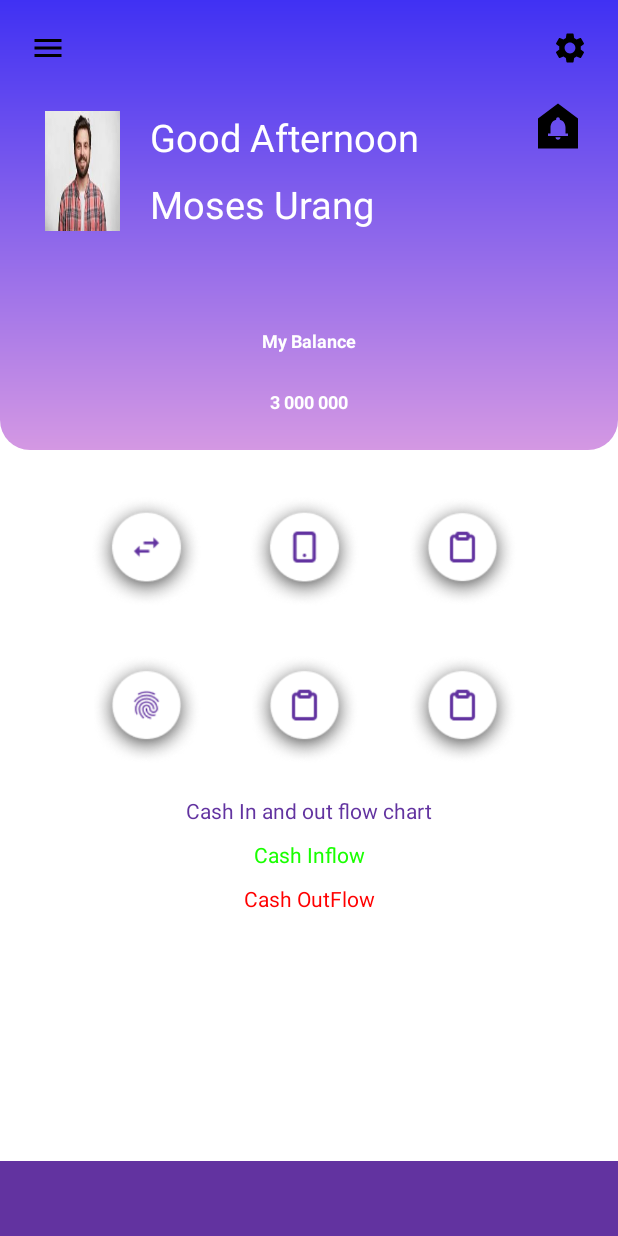
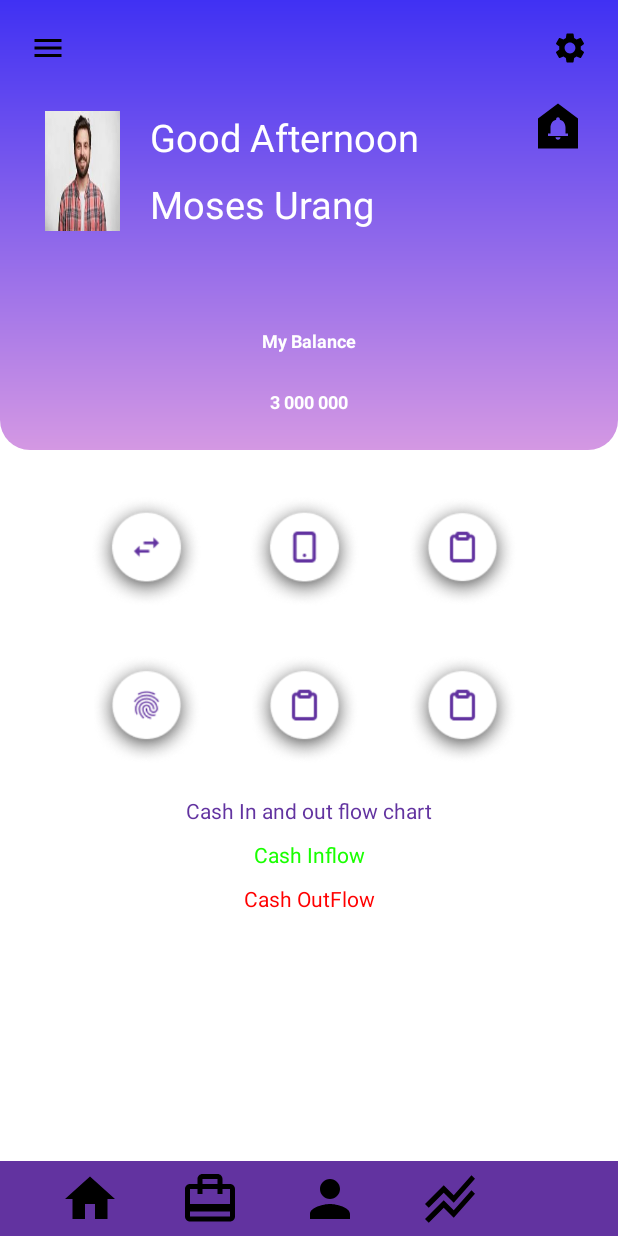
Before and after one commit to GroupITschool/CHSB_project, an Android app: the layout main_activity.xml on its own in the app's theme, with its tools: preview values and no code run, on a phone screen of 412 x 824 dp. Run offline under Robolectric (Android 15) with nearby library versions, the phone set to English and light mode, and no system bars.

```diff
--- /dev/null
+++ b/app/src/main/res/drawable/baseline_card_travel_24.xml
@@ -0,0 +1,5 @@
+<vector android:height="24dp" android:tint="#000000"
+    android:viewportHeight="24" android:viewportWidth="24"
+    android:width="24dp" xmlns:android="http://schemas.android.com/apk/res/android">
+    <path android:fillColor="@android:color/white" android:pathData="M20,6h-3L17,4c0,-1.11 -0.89,-2 -2,-2L9,2c-1.11,0 -2,0.89 -2,2v2L4,6c-1.11,0 -2,0.89 -2,2v11c0,1.11 0.89,2 2,2h16c1.11,0 2,-0.89 2,-2L22,8c0,-1.11 -0.89,-2 -2,-2zM9,4h6v2L9,6L9,4zM20,19L4,19v-2h16v2zM20,14L4,14L4,8h3v2h2L9,8h6v2h2L17,8h3v6z"/>
+</vector>
--- /dev/null
+++ b/app/src/main/res/drawable/baseline_home_24.xml
@@ -0,0 +1,5 @@
+<vector android:height="24dp" android:tint="#000000"
+    android:viewportHeight="24" android:viewportWidth="24"
+    android:width="24dp" xmlns:android="http://schemas.android.com/apk/res/android">
+    <path android:fillColor="@android:color/white" android:pathData="M10,20v-6h4v6h5v-8h3L12,3 2,12h3v8z"/>
+</vector>
--- /dev/null
+++ b/app/src/main/res/drawable/baseline_person_24.xml
@@ -0,0 +1,5 @@
+<vector android:height="24dp" android:tint="#000000"
+    android:viewportHeight="24" android:viewportWidth="24"
+    android:width="24dp" xmlns:android="http://schemas.android.com/apk/res/android">
+    <path android:fillColor="@android:color/white" android:pathData="M12,12c2.21,0 4,-1.79 4,-4s-1.79,-4 -4,-4 -4,1.79 -4,4 1.79,4 4,4zM12,14c-2.67,0 -8,1.34 -8,4v2h16v-2c0,-2.66 -5.33,-4 -8,-4z"/>
+</vector>
--- /dev/null
+++ b/app/src/main/res/drawable/baseline_stacked_line_chart_24.xml
@@ -0,0 +1,5 @@
+<vector android:height="24dp" android:tint="#000000"
+    android:viewportHeight="24" android:viewportWidth="24"
+    android:width="24dp" xmlns:android="http://schemas.android.com/apk/res/android">
+    <path android:fillColor="@android:color/white" android:pathData="M2,19.99l7.5,-7.51l4,4l7.09,-7.97L22,9.92l-8.5,9.56l-4,-4l-6,6.01L2,19.99zM3.5,15.49l6,-6.01l4,4L22,3.92l-1.41,-1.41l-7.09,7.97l-4,-4L2,13.99L3.5,15.49z"/>
+</vector>
--- a/app/src/main/res/layout/main_activity.xml
+++ b/app/src/main/res/layout/main_activity.xml
@@ -198,7 +198,7 @@
         app:layout_constraintStart_toStartOf="parent"
         app:layout_constraintTop_toBottomOf="@+id/textView6" />
 
-    <LinearLayout
+    <androidx.constraintlayout.widget.ConstraintLayout
         android:layout_width="match_parent"
         android:layout_height="50dp"
         android:background="#6233A0"
@@ -206,8 +206,46 @@
         app:layout_constraintEnd_toEndOf="parent"
         app:layout_constraintStart_toStartOf="parent" >
 
+        <ImageView
+            android:id="@+id/imageView5"
+            android:layout_width="40dp"
+            android:layout_height="40dp"
+            android:layout_marginLeft="40dp"
+            android:background="@drawable/baseline_home_24"
+            app:layout_constraintBottom_toBottomOf="parent"
+            app:layout_constraintStart_toStartOf="parent"
+            app:layout_constraintTop_toTopOf="parent" />
 
-    </LinearLayout>
+        <ImageView
+            android:id="@+id/imageView6"
+            android:layout_width="40dp"
+            android:layout_height="40dp"
+            android:layout_marginLeft="40dp"
+            android:background="@drawable/baseline_card_travel_24"
+            app:layout_constraintBottom_toBottomOf="parent"
+            app:layout_constraintStart_toEndOf="@+id/imageView5"
+            app:layout_constraintTop_toTopOf="parent" />
+
+        <ImageView
+            android:layout_width="40dp"
+            android:layout_height="40dp"
+            android:layout_marginLeft="40dp"
+            android:src="@drawable/baseline_stacked_line_chart_24"
+            app:layout_constraintBottom_toBottomOf="parent"
+            app:layout_constraintStart_toEndOf="@+id/imageView7"
+            app:layout_constraintTop_toTopOf="parent" />
+
+        <ImageView
+            android:id="@+id/imageView7"
+            android:layout_width="40dp"
+            android:layout_height="40dp"
+            android:layout_marginLeft="40dp"
+            android:background="@drawable/baseline_person_24"
+            app:layout_constraintBottom_toBottomOf="parent"
+            app:layout_constraintStart_toEndOf="@+id/imageView6"
+            app:layout_constraintTop_toTopOf="parent" />
+
+    </androidx.constraintlayout.widget.ConstraintLayout>
 
 
 
--- a/app/src/main/res/values/themes.xml
+++ b/app/src/main/res/values/themes.xml
@@ -1,6 +1,6 @@
 <resources xmlns:tools="http://schemas.android.com/tools">
     <!-- Base application theme. -->
-    <style name="Theme.CHSB_project" parent="Theme.MaterialComponents.DayNight.DarkActionBar">
+    <style name="Theme.CHSB_project" parent="Theme.MaterialComponents.DayNight.NoActionBar">
         <!-- Primary brand color. -->
         <item name="colorPrimary">#6233A0</item>
         <item name="colorPrimaryVariant">#6233A0</item>
```
